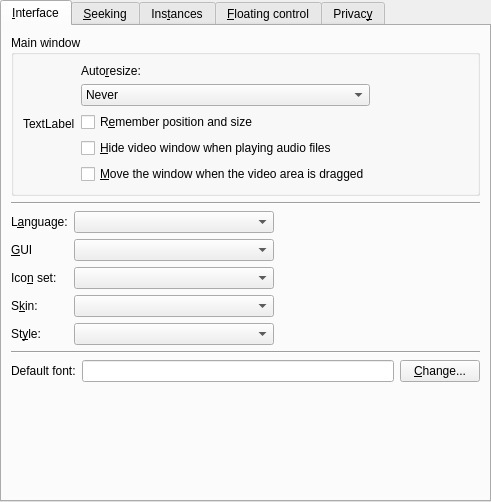
Above: src/prefinterface.ui from wilbert2000/wzplayer before the change. Below: the same form after it.
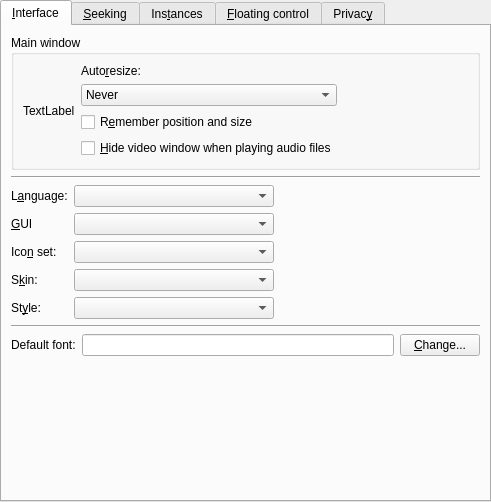
That is the form after the change. Custom widgets are drawn as their Qt base class.

Commit message:
Removed no longer used option from preferences
Removed the option "Move the window when the video area is dragged"
from the interface tab of the preferences dialog. It is no longer
needed since commit 07a641cea88dc7fad286757a45ceb1c835070066 fixed
the bug it adressed.

The edit to the form file:
```diff
--- a/src/prefinterface.ui
+++ b/src/prefinterface.ui
@@ -103,13 +103,6 @@
               </property>
              </widget>
             </item>
-            <item>
-             <widget class="QCheckBox" name="move_when_dragging_check">
-              <property name="text">
-               <string>&amp;Move the window when the video area is dragged</string>
-              </property>
-             </widget>
-            </item>
            </layout>
           </item>
           <item>
```
Left out of the diff: 1 changed line with no effect on the pictures.
